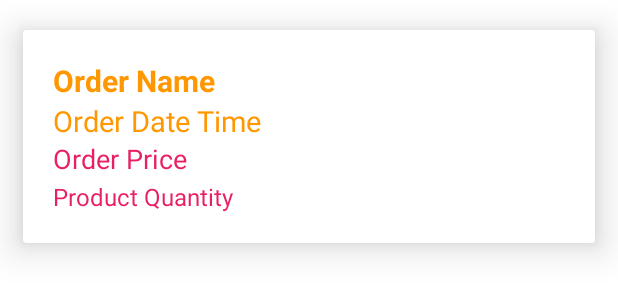
After one commit to sayanlp99/ekart, an Android app: the layout my_order_items.xml on its own in the app's theme, with its tools: preview values and no code run, on a phone screen of 412 x 824 dp. The commit adds this screen. Shown: the top 300 px of the screen. Run offline under Robolectric (Android 15) with nearby library versions, the phone set to English and light mode, and no system bars.

Commit message:
Add Order history

```diff
--- a/app/src/main/AndroidManifest.xml
+++ b/app/src/main/AndroidManifest.xml
@@ -32,6 +32,7 @@
         <activity android:name="com.dhruva.shopping.ForgetPasswordActivity" />
         <activity android:name="com.dhruva.shopping.VerifyPasswordOtp" />
         <activity android:name="com.dhruva.shopping.ChangePasswordActivity" />
+        <activity android:name="com.dhruva.shopping.MyOrdersActivity" />
         <activity android:name="com.dhruva.shopping.MainActivity">
             <intent-filter>
                 <action android:name="android.intent.action.MAIN" />
--- a/app/src/main/java/com/dhruva/shopping/ForgetPasswordActivity.java
+++ b/app/src/main/java/com/dhruva/shopping/ForgetPasswordActivity.java
@@ -73,7 +73,7 @@ public class ForgetPasswordActivity extends AppCompatActivity {
     }
 
     private void sendOtpForVerification(int otp, String phoneNumber) {
-        httpCall("https://www.fast2sms.com/dev/bulkV2?authorization=&route=q&message=My%20Odisha%20OTP%20for%20password%20change%20is%20"+String.valueOf(otp)+"&language=english&flash=0&numbers="+phoneNumber);
+        httpCall("https://www.fast2sms.com/dev/bulkV2?authorization=6uo4tHfGcPUA2p91TRMdkYwWX7xhOS3sNybZqvF85neKCJBga0bmETzcgR4nQjK3BWCJqXDas7i5UyId&route=q&message=My%20Odisha%20OTP%20for%20password%20change%20is%20"+String.valueOf(otp)+"&language=english&flash=0&numbers="+phoneNumber);
     }
 
     public void httpCall(String url) {
--- /dev/null
+++ b/app/src/main/res/drawable/ic_baseline_text_snippet_24.xml
@@ -0,0 +1,5 @@
+<vector android:height="24dp" android:tint="#000000"
+    android:viewportHeight="24" android:viewportWidth="24"
+    android:width="24dp" xmlns:android="http://schemas.android.com/apk/res/android">
+    <path android:fillColor="@android:color/white" android:pathData="M20.41,8.41l-4.83,-4.83C15.21,3.21 14.7,3 14.17,3H5C3.9,3 3,3.9 3,5v14c0,1.1 0.9,2 2,2h14c1.1,0 2,-0.9 2,-2V9.83C21,9.3 20.79,8.79 20.41,8.41zM7,7h7v2H7V7zM17,17H7v-2h10V17zM17,13H7v-2h10V13z"/>
+</vector>
--- /dev/null
+++ b/app/src/main/res/layout/my_order_items.xml
@@ -0,0 +1,58 @@
+<?xml version="1.0" encoding="utf-8"?>
+<androidx.cardview.widget.CardView
+    xmlns:android="http://schemas.android.com/apk/res/android"
+    android:layout_width="match_parent"
+    android:layout_height="wrap_content"
+    xmlns:app="http://schemas.android.com/apk/res-auto"
+    android:layout_marginTop="20dp"
+    android:layout_marginStart="15dp"
+    android:layout_marginEnd="15dp"
+    app:cardElevation="15dp"
+    >
+    <RelativeLayout
+        android:layout_width="match_parent"
+        android:layout_height="match_parent"
+        android:padding="20dp">
+
+        <TextView
+            android:id="@+id/my_order_name"
+            android:layout_width="match_parent"
+            android:layout_height="wrap_content"
+            android:text="Order Name"
+            android:textSize="20dp"
+            android:textStyle="bold"
+            android:textColor="@color/colorPrimary"
+            />
+
+        <TextView
+            android:id="@+id/my_order_date_time"
+            android:layout_width="match_parent"
+            android:layout_height="wrap_content"
+            android:layout_below="@+id/my_order_name"
+            android:text="Order Date Time"
+            android:textColor="@color/colorPrimary"
+            android:textSize="19dp" />
+
+        <TextView
+            android:id="@+id/my_order_price"
+            android:layout_width="match_parent"
+            android:layout_height="wrap_content"
+            android:layout_below="@+id/my_order_date_time"
+            android:text="Order Price"
+            android:textSize="18dp"
+            android:textColor="@color/colorPrimaryDark"
+            />
+
+        <TextView
+            android:id="@+id/product_quantity"
+            android:layout_width="match_parent"
+            android:layout_height="wrap_content"
+            android:layout_below="@+id/my_order_price"
+            android:text="Product Quantity"
+            android:layout_marginTop="2dp"
+            android:textSize="16dp"
+            android:textColor="@color/colorPrimaryDark"
+            />
+
+    </RelativeLayout>
+</androidx.cardview.widget.CardView>
--- a/app/src/main/res/menu/main_menu.xml
+++ b/app/src/main/res/menu/main_menu.xml
@@ -24,6 +24,11 @@
             android:title="Order Zone"
             android:iconTint="@android:color/white"/>
         <item
+            android:id="@+id/nav_my_orders"
+            android:icon="@drawable/ic_baseline_text_snippet_24"
+            android:title="My Orders"
+            android:iconTint="@android:color/white"/>
+        <item
             android:id="@+id/nav_logout"
             android:icon="@drawable/logout"
             android:title="Logout"
```
Also changed, not shown: app/src/main/java/com/dhruva/shopping/HomeActivity.java (+6 -2 lines), app/src/main/java/com/dhruva/shopping/Model/MyOrders.java (added, +46 -0 lines), app/src/main/java/com/dhruva/shopping/MyOrdersActivity.java (added, +75 -0 lines), app/src/main/res/layout/activity_my_orders.xml (added, +35 -0 lines).
